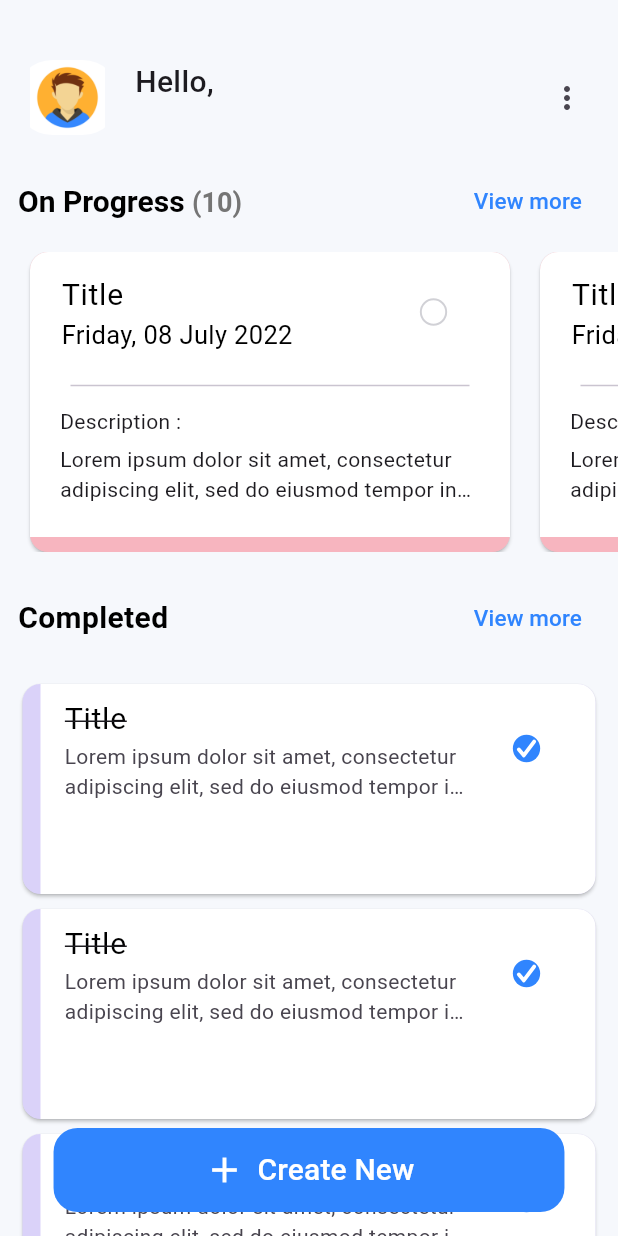
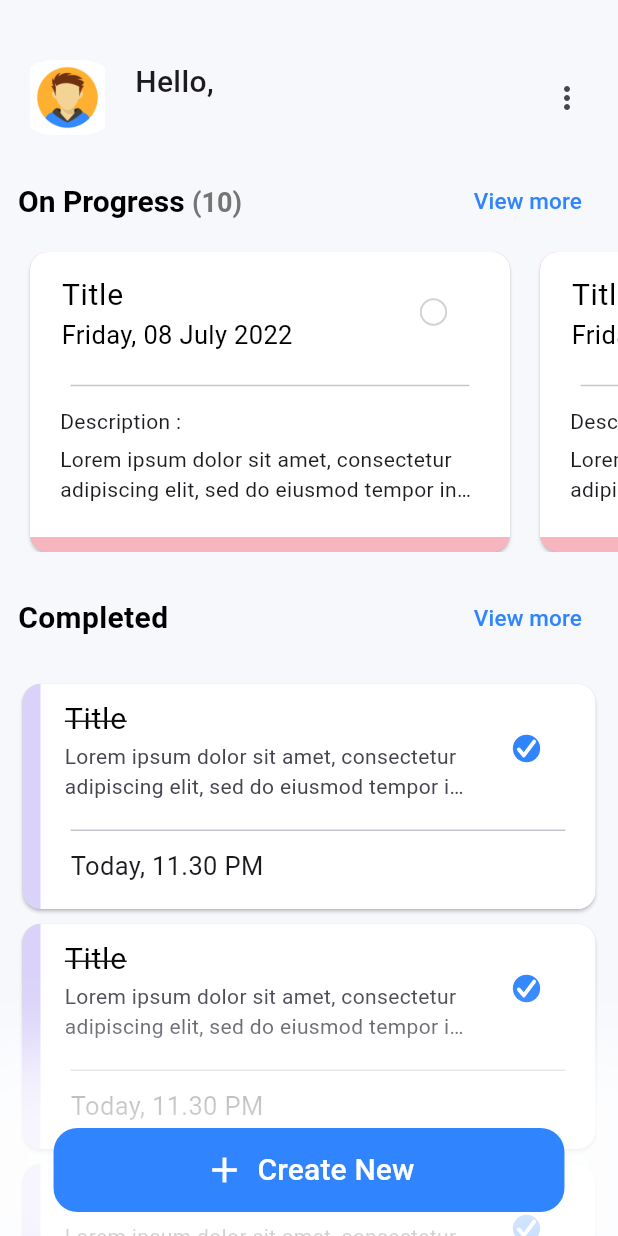
Before and after one commit to Thiruvikraman1998/ToDo_App-Firebase, a Flutter app: the HomeScreen screen opened directly, on a phone screen of 412 x 824 dp. Run offline on Flutter 3.47's test engine with Material 2 defaults, Android fonts, the phone set to English and light mode, and no system bars; our stand-ins replace cloud_firestore, firebase_auth, firebase_core, gap, get, pinput; accounts and stored records are empty.

Commit message:
added page bottom shadow

```diff
--- a/todo/lib/screens/other_screens/home_screen.dart
+++ b/todo/lib/screens/other_screens/home_screen.dart
@@ -23,7 +23,10 @@ class _HomeScreenState extends State<HomeScreen> {
   Widget build(BuildContext context) {
     return Scaffold(
       backgroundColor: AppColorsLight.scaffoldBackgroundColor,
-      body: CustomScrollView(
+      body: Stack(
+        children: [
+          Positioned.fill(
+            child: CustomScrollView(
               slivers: <Widget>[
                 SliverAppBar(
                   backgroundColor: AppColorsLight.scaffoldBackgroundColor,
@@ -45,7 +48,8 @@ class _HomeScreenState extends State<HomeScreen> {
                             width: AppLayout.getHeight(70),
                             decoration: const BoxDecoration(
                               //color: AppColorsLight.scaffoldBackgroundColor,
-                        borderRadius: BorderRadius.all(Radius.circular(50)),
+                              borderRadius:
+                                  BorderRadius.all(Radius.circular(50)),
                               image: DecorationImage(
                                 fit: BoxFit.contain,
                                 image: AssetImage(
@@ -185,6 +189,25 @@ class _HomeScreenState extends State<HomeScreen> {
                 )
               ],
             ),
+          ),
+          Positioned(
+            bottom: 0,
+            right: 0,
+            left: 0,
+            height: 100,
+            child: Container(
+              decoration: BoxDecoration(boxShadow: [
+                BoxShadow(
+                  blurRadius: 40,
+                  spreadRadius: 30,
+                  offset: Offset(0, 5),
+                  color: Colors.white.withOpacity(0.8),
+                )
+              ]),
+            ),
+          )
+        ],
+      ),
       floatingActionButton: FloatingActionButton.extended(
         icon: const Icon(
           Icons.add,
--- a/todo/lib/widgets/reusable/completed__todo.dart
+++ b/todo/lib/widgets/reusable/completed__todo.dart
@@ -1,5 +1,6 @@
 import 'package:flutter/cupertino.dart';
 import 'package:flutter/material.dart';
+import 'package:gap/gap.dart';
 import 'package:todo/utils/app_colors.dart';
 import 'package:todo/utils/app_layout.dart';
 
@@ -17,7 +18,7 @@ class CompletedTodo extends StatelessWidget {
       ),
       color: AppColorsLight.mediumPriority,
       child: Container(
-        height: AppLayout.getHeight(140),
+        height: AppLayout.getHeight(150),
         width: double.infinity,
         margin: EdgeInsets.only(left: AppLayout.getWidth(12)),
         decoration: const BoxDecoration(
@@ -28,6 +29,7 @@ class CompletedTodo extends StatelessWidget {
           ),
         ),
         child: Column(
+          crossAxisAlignment: CrossAxisAlignment.start,
           children: [
             ListTile(
               title: const Text(
@@ -50,6 +52,16 @@ class CompletedTodo extends StatelessWidget {
                     value: true,
                     onChanged: (value) {}),
               ),
+            ),
+            const Gap(10),
+            const Divider(height: 3, indent: 20, endIndent: 20),
+            const Gap(10),
+            Padding(
+              padding: EdgeInsets.only(left: AppLayout.getWidth(20)),
+              child: const Text(
+                "Today, 11.30 PM",
+                style: TextStyle(fontSize: 17),
+              ),
             )
           ],
         ),
```
Lines whose indentation alone changed are shown as unchanged.
